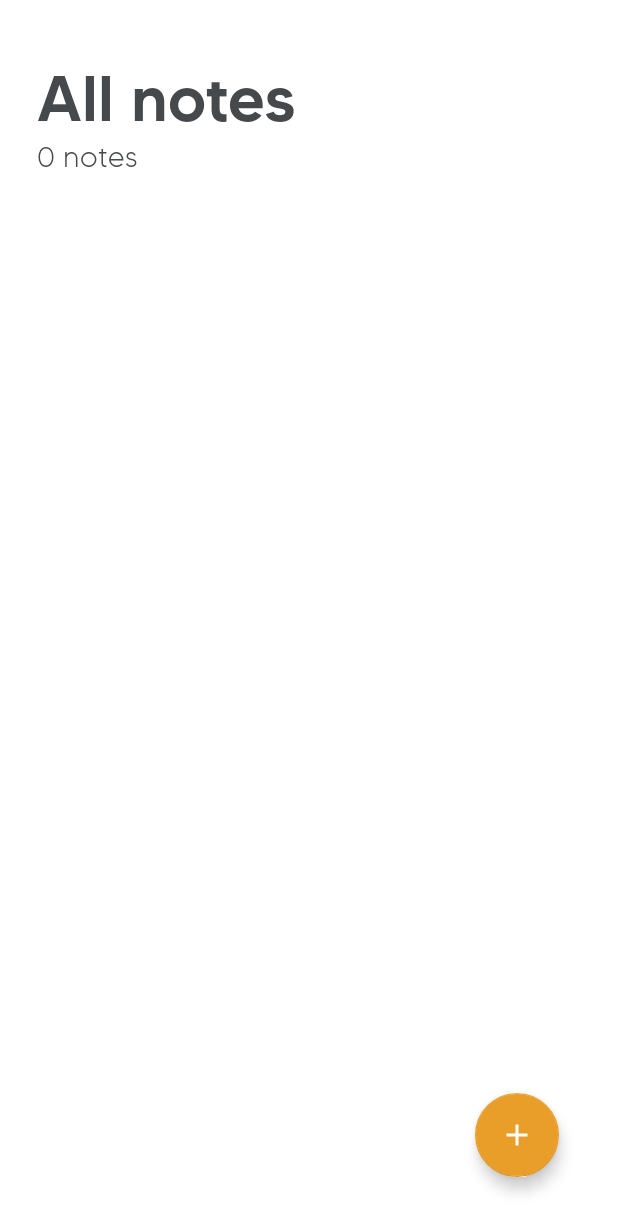
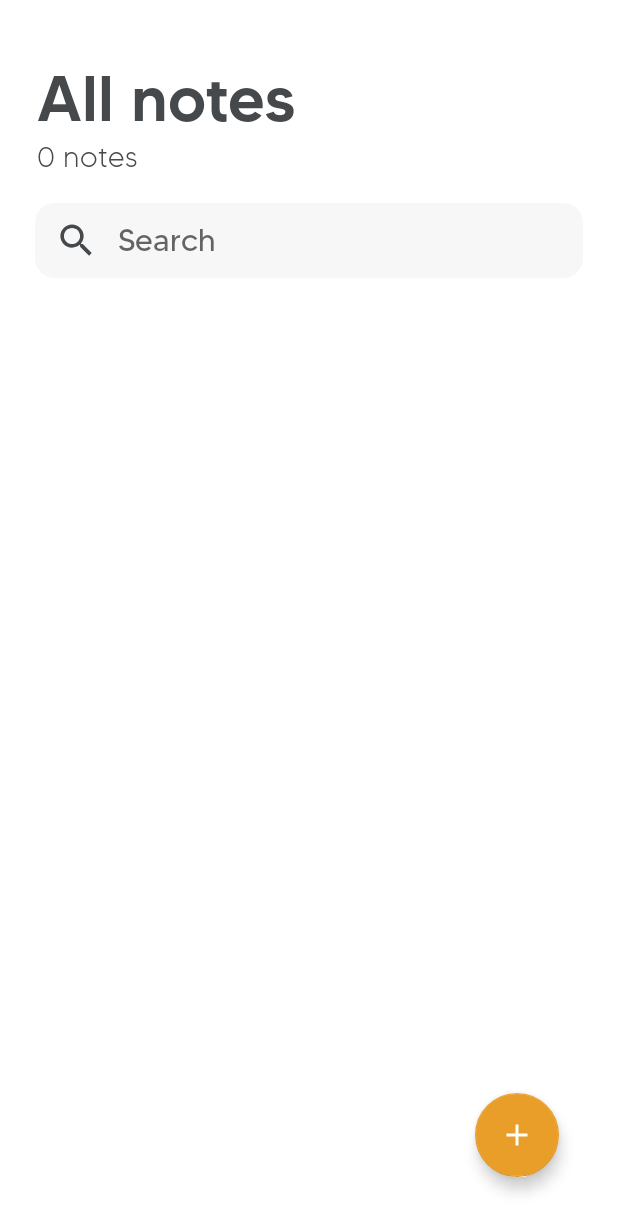
Before and after one commit to kubixDev/Noteify, an Android app: the screen it shows after launch (MainActivity), on a phone screen of 412 x 824 dp. Shown: the top 1232 px of the screen. Run offline under Robolectric (Android 15) with nearby library versions, the phone set to English and light mode, and no system bars; our stand-ins replace Room's generated code, sdp/ssp sizes.

Commit message:
added searchbar, fixed keyboard bug

```diff
--- a/app/src/main/java/com/kubixdev/notepad/activities/MainActivity.java
+++ b/app/src/main/java/com/kubixdev/notepad/activities/MainActivity.java
@@ -7,14 +7,19 @@ import androidx.recyclerview.widget.LinearLayoutManager;
 import androidx.recyclerview.widget.RecyclerView;
 
 import android.annotation.SuppressLint;
+import android.content.Context;
 import android.content.Intent;
 import android.graphics.drawable.ColorDrawable;
 import android.os.AsyncTask;
 import android.os.Bundle;
+import android.text.Editable;
+import android.text.TextWatcher;
 import android.view.Gravity;
 import android.view.LayoutInflater;
 import android.view.View;
 import android.view.ViewGroup;
+import android.view.inputmethod.InputMethodManager;
+import android.widget.EditText;
 import android.widget.TextView;
 import android.widget.Toast;
 
@@ -78,6 +83,30 @@ public class MainActivity extends AppCompatActivity implements NoteListener {
         // metoda getNote wywolywana jest na starcie aplikacji (onCreate)
         // przekazany jest request code, ktory odpowiada za wyswietlenie wszystkich notatek na poczatku
         getNote(displayNotesCode);
+
+
+        // odpowiada za dzialanie paska wyszukiwania
+        EditText searchBar = findViewById(R.id.searchBar);
+        searchBar.addTextChangedListener(new TextWatcher() {
+            @Override
+            public void beforeTextChanged(CharSequence s, int start, int count, int after) {
+
+            }
+
+            @Override
+            public void onTextChanged(CharSequence s, int start, int before, int count) {
+                // jak zmieni sie tekst, to timer sie resetuje (aby nie szukalo od razu)
+                noteAdapter.cancelTimer();
+            }
+
+            @Override
+            public void afterTextChanged(Editable s) {
+                // uzywa metody szukania notatki tylko gdy lista nie jest pusta
+                if (noteList.size() != 0) {
+                    noteAdapter.searchNotes(s.toString());
+                }
+            }
+        });
     }
 
 
--- /dev/null
+++ b/app/src/main/res/drawable/ic_search.xml
@@ -0,0 +1,10 @@
+<vector xmlns:android="http://schemas.android.com/apk/res/android"
+    android:width="24dp"
+    android:height="24dp"
+    android:viewportWidth="24"
+    android:viewportHeight="24"
+    android:tint="?attr/colorControlNormal">
+  <path
+      android:fillColor="@android:color/white"
+      android:pathData="M15.5,14h-0.79l-0.28,-0.27C15.41,12.59 16,11.11 16,9.5 16,5.91 13.09,3 9.5,3S3,5.91 3,9.5 5.91,16 9.5,16c1.61,0 3.09,-0.59 4.23,-1.57l0.27,0.28v0.79l5,4.99L20.49,19l-4.99,-5zM9.5,14C7.01,14 5,11.99 5,9.5S7.01,5 9.5,5 14,7.01 14,9.5 11.99,14 9.5,14z"/>
+</vector>
--- /dev/null
+++ b/app/src/main/res/drawable/search_background.xml
@@ -0,0 +1,5 @@
+<?xml version="1.0" encoding="utf-8"?>
+<shape xmlns:android="http://schemas.android.com/apk/res/android">
+    <solid android:color="?attr/colorSecondaryVariant"></solid>
+    <corners android:radius="@dimen/_10sdp"></corners>
+</shape>
--- a/app/src/main/res/layout/activity_main.xml
+++ b/app/src/main/res/layout/activity_main.xml
@@ -37,13 +37,49 @@
         android:textColor="?attr/colorOnPrimary"
         />
 
+    <LinearLayout
+        android:layout_width="match_parent"
+        android:layout_height="wrap_content"
+        app:layout_constraintTop_toBottomOf="@id/noteCount"
+        android:background="@drawable/search_background"
+        android:layout_marginStart="@dimen/_18sdp"
+        android:layout_marginEnd="@dimen/_18sdp"
+        android:layout_marginTop="@dimen/_15sdp"
+        android:backgroundTint="?attr/colorSecondaryVariant"
+        android:id="@+id/searchLayout">
+
+        <ImageView
+            android:layout_height="@dimen/_22sdp"
+            android:layout_width="@dimen/_22sdp"
+            android:src="@drawable/ic_search"
+            android:layout_marginTop="@dimen/_8sdp"
+            android:layout_marginBottom="@dimen/_8sdp"
+            android:layout_marginStart="@dimen/_10sdp"
+            app:tint="?attr/colorOnPrimary"></ImageView>
+
+        <EditText
+            android:id="@+id/searchBar"
+            android:layout_width="match_parent"
+            android:layout_height="match_parent"
+            android:layout_marginStart="@dimen/_10sdp"
+            android:layout_marginEnd="@dimen/_10sdp"
+            android:hint="Search"
+            android:fontFamily="@font/tommy_regular"
+            android:textSize="@dimen/_16sdp"
+            android:background="@android:color/transparent"
+            android:textColor="?attr/colorOnPrimary"
+            android:inputType="text"
+            android:focusableInTouchMode="true"></EditText>
+
+    </LinearLayout>
+
 
     <androidx.recyclerview.widget.RecyclerView
         android:id="@+id/noteRecycler"
         android:layout_below="@+id/buttonAddNote"
         android:layout_width="match_parent"
         android:layout_height="wrap_content"
-        app:layout_constraintTop_toBottomOf="@id/noteCount"
+        app:layout_constraintTop_toBottomOf="@id/searchLayout"
         android:clipToPadding="false"
         android:layout_marginStart="@dimen/_1sdp"
         android:layout_marginEnd="@dimen/_1sdp"
--- a/app/src/main/res/layout/note_layout.xml
+++ b/app/src/main/res/layout/note_layout.xml
@@ -34,7 +34,7 @@
         android:fontFamily="@font/tommy_regular"
         android:textColor="@color/grey"
         android:textSize="@dimen/_11sdp"
-        android:maxLines="1"></TextView>
+        android:maxLines="3"></TextView>
 
 
 </LinearLayout>
--- a/app/src/main/res/values/colors.xml
+++ b/app/src/main/res/values/colors.xml
@@ -13,6 +13,6 @@
     <color name="samsungwhite">#fafafa</color>
     <color name="samsungblack">#171717</color>
     <color name="iosblack">#1c1c1e</color>
-    <color name="ioswhiteBG">#f2f1f6</color>
+    <color name="ioswhiteBG">#f7f7f7</color>
     <color name="lightgrey">#aeb0b2</color>
 </resources>
--- a/app/src/main/res/values/themes.xml
+++ b/app/src/main/res/values/themes.xml
@@ -14,7 +14,7 @@
         <item name="colorSecondary">@color/lightorange</item>
 
         <!-- BACKGROUND NOTATKI-->
-        <item name="colorSecondaryVariant">@color/samsungwhite</item>
+        <item name="colorSecondaryVariant">@color/ioswhiteBG</item>
 
         <!-- STATUSBAR -->
         <item name="colorOnSecondary">@color/white</item>
```
Also changed, not shown: app/src/main/java/com/kubixdev/notepad/activities/NoteEditorActivity.java (+17 -0 lines), app/src/main/java/com/kubixdev/notepad/adapters/NoteAdapter.java (+66 -3 lines).
